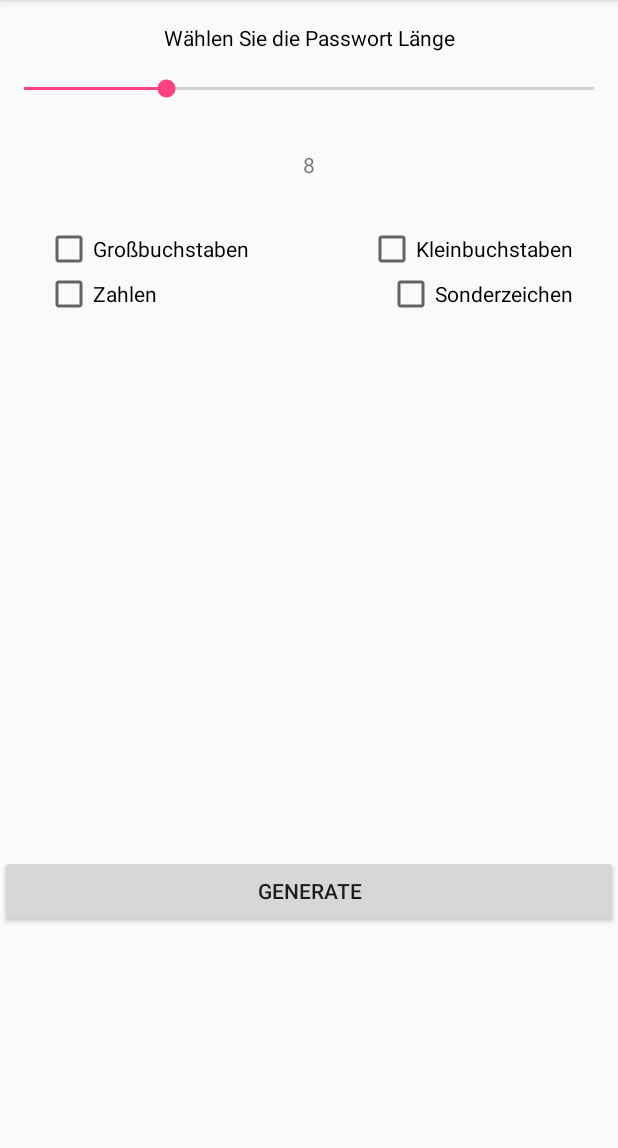
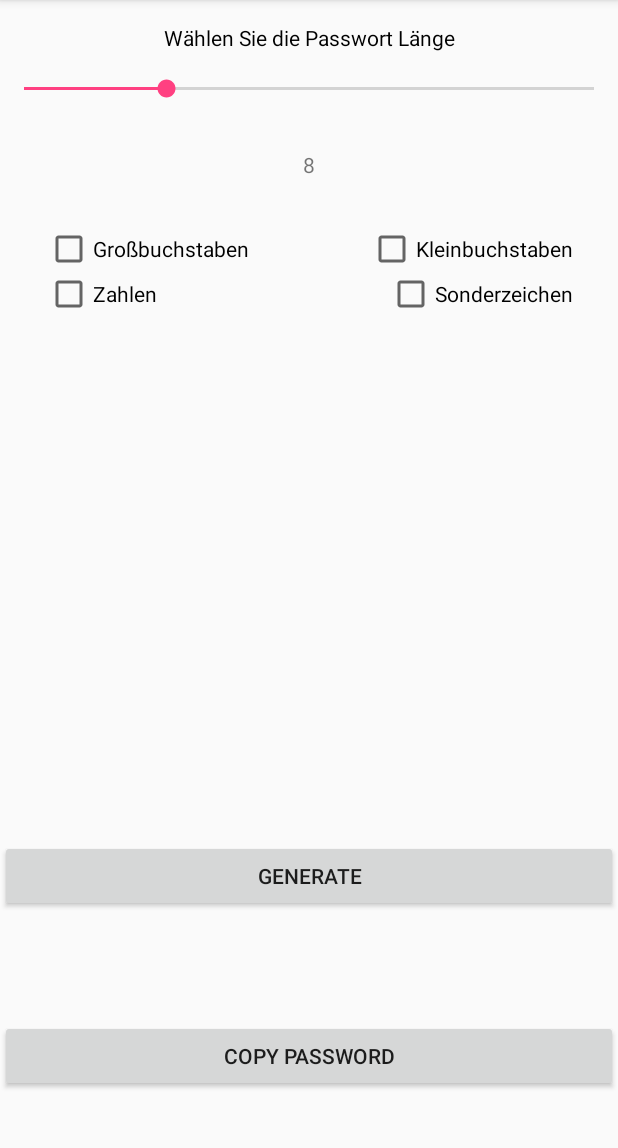
Before and after one commit to I4-Projektseminar-HHU-2016/seminar-project-lomoz, an Android app: the screen it shows after launch (MainActivity), after a tap on "GENERATE", on a phone screen of 412 x 824 dp, the part 84-1232 px from its top. Run offline under Robolectric (Android 15) with nearby library versions, the phone set to English and light mode, and no system bars.

Commit message:
changed widgets names in xml file. added button to copy the password.

```diff
--- a/app/src/main/java/com/example/lorcan/passwordgenerator/MainActivity.java
+++ b/app/src/main/java/com/example/lorcan/passwordgenerator/MainActivity.java
@@ -97,7 +97,7 @@ public class MainActivity extends AppCompatActivity {
 
     public void buttonClicked(View v) {
 
-        TextView tv = (TextView) findViewById(R.id.textView2);
+        TextView tv = (TextView) findViewById(R.id.textViewPassword);
         //tv.setText("Password with length: " + seekBarValue);
         Toast.makeText(MainActivity.this, "New Password generated", Toast.LENGTH_LONG).show();
 
--- a/app/src/main/res/layout/activity_main.xml
+++ b/app/src/main/res/layout/activity_main.xml
@@ -11,12 +11,12 @@
         android:layout_width="fill_parent"
         android:layout_height="wrap_content"
         android:id="@+id/seekBar"
-        android:layout_below="@+id/checkBox4"
+        android:layout_below="@+id/checkBoxSpecials"
         android:layout_marginTop="50dp"
         android:layout_alignParentLeft="true"
         android:layout_alignParentStart="true"
-        android:layout_alignRight="@+id/textView"
-        android:layout_alignEnd="@+id/textView"
+        android:layout_alignRight="@+id/textViewChooseLength"
+        android:layout_alignEnd="@+id/textViewChooseLength"
         android:max="16"
         android:indeterminate="false"
         android:layout_gravity="center_horizontal|top" />
@@ -25,7 +25,7 @@
         android:layout_width="fill_parent"
         android:layout_height="33dp"
         android:text="Wählen Sie die Passwort Länge"
-        android:id="@+id/textView"
+        android:id="@+id/textViewChooseLength"
         android:textAlignment="center"
         android:textColor="@android:color/black"
         android:textSize="14dp"
@@ -41,18 +41,18 @@
         android:layout_width="fill_parent"
         android:layout_height="wrap_content"
         android:text="Generate"
-        android:id="@+id/button2"
+        android:id="@+id/buttonGeneratePassword"
         android:layout_gravity="center_horizontal|bottom"
-        android:layout_marginBottom="150dp"
+        android:layout_marginBottom="160dp"
         android:onClick="buttonClicked" />
 
     <TextView
         android:layout_width="fill_parent"
         android:layout_height="wrap_content"
-        android:text="Passwort"
-        android:id="@+id/textView2"
+        android:text="Password"
+        android:id="@+id/textViewPassword"
         android:layout_gravity="center_horizontal|bottom"
-        android:layout_marginBottom="100dp"
+        android:layout_marginBottom="110dp"
         android:textColor="@android:color/black"
         android:textAlignment="center"
         android:textIsSelectable="false"
@@ -62,7 +62,7 @@
         android:layout_width="wrap_content"
         android:layout_height="wrap_content"
         android:text="Großbuchstaben"
-        android:id="@+id/checkBox"
+        android:id="@+id/checkBoxUppercase"
         android:checked="false"
         android:layout_below="@+id/seekBar"
         android:layout_alignParentLeft="true"
@@ -78,7 +78,7 @@
         android:layout_width="wrap_content"
         android:layout_height="wrap_content"
         android:text="Zahlen"
-        android:id="@+id/checkBox3"
+        android:id="@+id/checkBoxNumbers"
         android:layout_centerVertical="true"
         android:layout_alignParentLeft="true"
         android:layout_alignParentStart="true"
@@ -92,12 +92,12 @@
     <CheckBox
         android:layout_width="wrap_content"
         android:layout_height="wrap_content"
-        android:id="@+id/checkBox2"
+        android:id="@+id/checkBoxLowercase"
         android:checked="false"
         android:text="Kleinbuchstaben"
-        android:layout_alignTop="@+id/checkBox"
-        android:layout_toRightOf="@+id/checkBox"
-        android:layout_toEndOf="@+id/checkBox"
+        android:layout_alignTop="@+id/checkBoxUppercase"
+        android:layout_toRightOf="@+id/checkBoxUppercase"
+        android:layout_toEndOf="@+id/checkBoxUppercase"
         android:layout_gravity="right|top"
         android:layout_marginTop="150dp"
         android:layout_marginRight="30dp"
@@ -106,10 +106,9 @@
     <CheckBox
         android:layout_width="wrap_content"
         android:layout_height="wrap_content"
-        android:id="@+id/checkBox4"
-        android:layout_centerVertical="true"
-        android:layout_alignLeft="@+id/checkBox2"
-        android:layout_alignStart="@+id/checkBox2"
+        android:id="@+id/checkBoxSpecials"
+        android:layout_alignLeft="@+id/checkBoxLowercase"
+        android:layout_alignStart="@+id/checkBoxLowercase"
         android:checked="false"
         android:text="Sonderzeichen"
         android:layout_alignParentStart="false"
@@ -129,4 +128,12 @@
         android:layout_marginTop="100dp"
         android:textAlignment="center" />
 
+    <Button
+        android:layout_width="fill_parent"
+        android:layout_height="wrap_content"
+        android:text="Copy Password"
+        android:id="@+id/buttonCopyPassword"
+        android:layout_gravity="center_horizontal|bottom"
+        android:layout_marginBottom="40dp" />
+
 </FrameLayout>
```
